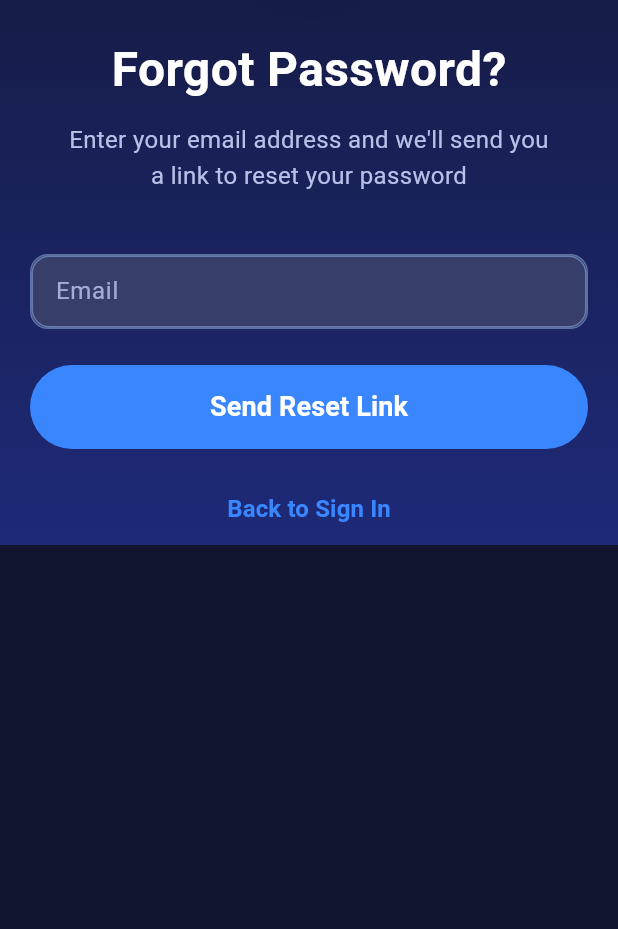
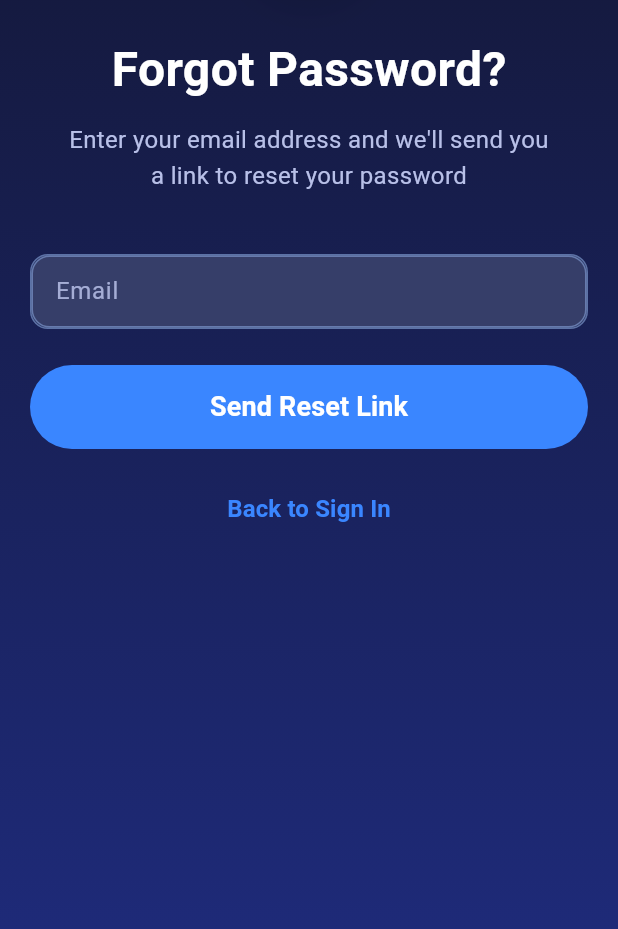
Before and after one commit to themadhatmedia/proxiapp, a Flutter app: the ForgotPasswordScreen screen opened directly, on a phone screen of 412 x 824 dp, the part 307-1236 px from its top. Run offline on Flutter 3.47's test engine with Material 3 defaults, Android fonts, the phone set to English and light mode, and no system bars; drawn by our look-alikes of flutter_animate; our stand-ins replace cached_network_image, flutter_spinkit, fluttertoast, geolocator, get, get_storage and 5 more; missing offline and left inert: comment_tree; accounts and stored records are empty; network calls fail.

Commit message:
0104 01:00

```diff
--- a/lib/views/auth/forgot_password_screen.dart
+++ b/lib/views/auth/forgot_password_screen.dart
@@ -79,7 +79,10 @@ class _ForgotPasswordScreenState extends State<ForgotPasswordScreen> {
       themeController.isDarkMode;
       final cs = Theme.of(context).colorScheme;
       return Scaffold(
+        backgroundColor: Colors.transparent,
         body: Container(
+          width: double.infinity,
+          height: double.infinity,
           decoration: BoxDecoration(
             gradient: AppTheme.scaffoldGradient(context),
           ),
```
